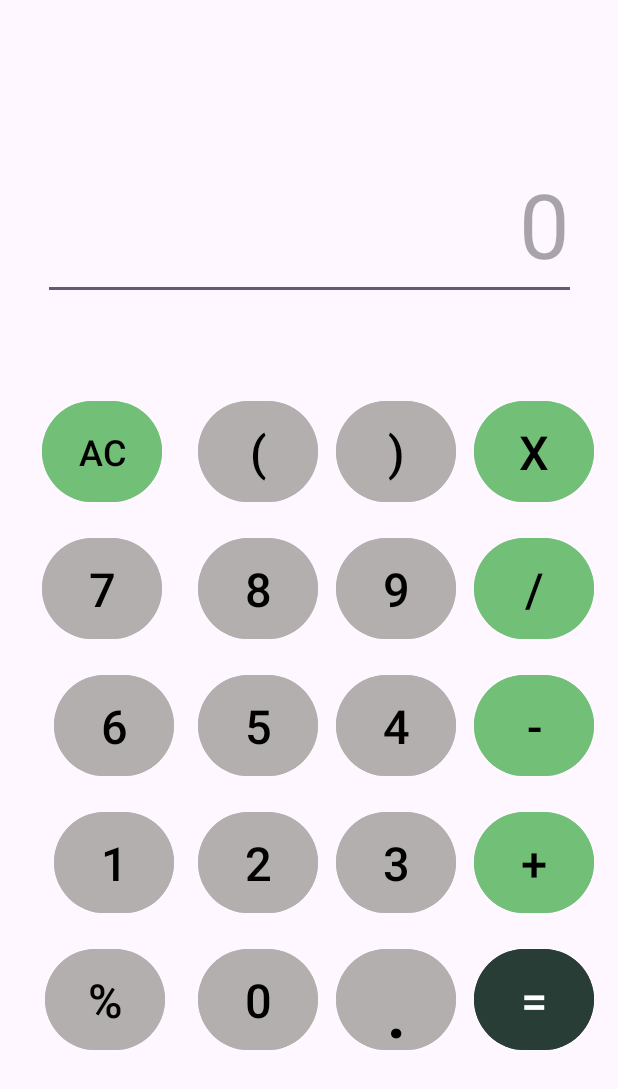
After one commit to ST10085670/BuggyBank, an Android app: the fragment CalculatorFragment shown on its own in the app's theme, on a phone screen of 412 x 824 dp. The commit adds this screen. Shown: the top 1089 px of the screen. Run offline under Robolectric (Android 15) with nearby library versions, the phone set to English and light mode, and no system bars.

Commit message:
Calculator layout complete

```diff
--- /dev/null
+++ b/app/src/main/java/vcmsa/projects/buggybank/CalculatorFragment.kt
@@ -0,0 +1,59 @@
+package vcmsa.projects.buggybank
+
+import android.os.Bundle
+import androidx.fragment.app.Fragment
+import android.view.LayoutInflater
+import android.view.View
+import android.view.ViewGroup
+
+// TODO: Rename parameter arguments, choose names that match
+// the fragment initialization parameters, e.g. ARG_ITEM_NUMBER
+private const val ARG_PARAM1 = "param1"
+private const val ARG_PARAM2 = "param2"
+
+/**
+ * A simple [Fragment] subclass.
+ * Use the [CalculatorFragment.newInstance] factory method to
+ * create an instance of this fragment.
+ */
+class CalculatorFragment : Fragment() {
+    // TODO: Rename and change types of parameters
+    private var param1: String? = null
+    private var param2: String? = null
+
+    override fun onCreate(savedInstanceState: Bundle?) {
+        super.onCreate(savedInstanceState)
+        arguments?.let {
+            param1 = it.getString(ARG_PARAM1)
+            param2 = it.getString(ARG_PARAM2)
+        }
+    }
+
+    override fun onCreateView(
+        inflater: LayoutInflater, container: ViewGroup?,
+        savedInstanceState: Bundle?
+    ): View? {
+        // Inflate the layout for this fragment
+        return inflater.inflate(R.layout.fragment_calculator, container, false)
+    }
+
+    companion object {
+        /**
+         * Use this factory method to create a new instance of
+         * this fragment using the provided parameters.
+         *
+         * @param param1 Parameter 1.
+         * @param param2 Parameter 2.
+         * @return A new instance of fragment CalculatorFragment.
+         */
+        // TODO: Rename and change types and number of parameters
+        @JvmStatic
+        fun newInstance(param1: String, param2: String) =
+            CalculatorFragment().apply {
+                arguments = Bundle().apply {
+                    putString(ARG_PARAM1, param1)
+                    putString(ARG_PARAM2, param2)
+                }
+            }
+    }
+}
--- /dev/null
+++ b/app/src/main/res/layout/fragment_calculator.xml
@@ -0,0 +1,308 @@
+<?xml version="1.0" encoding="utf-8"?>
+<androidx.constraintlayout.widget.ConstraintLayout xmlns:android="http://schemas.android.com/apk/res/android"
+    xmlns:app="http://schemas.android.com/apk/res-auto"
+    xmlns:tools="http://schemas.android.com/tools"
+    android:id="@+id/calculatorContainer"
+    android:layout_width="match_parent"
+    android:layout_height="match_parent"
+    tools:context=".CalculatorFragment">
+
+    <EditText
+        android:id="@+id/etCalcInput"
+        android:layout_width="355dp"
+        android:layout_height="88dp"
+        android:layout_marginTop="112dp"
+        android:ems="10"
+        android:hint="0"
+        android:inputType="numberDecimal"
+        android:textAlignment="textEnd"
+        android:textSize="60dp"
+        app:layout_constraintEnd_toEndOf="parent"
+        app:layout_constraintStart_toStartOf="parent"
+        app:layout_constraintTop_toTopOf="parent" />
+
+    <Button
+        android:id="@+id/btFour"
+        android:layout_width="80dp"
+        android:layout_height="75dp"
+        android:layout_marginEnd="12dp"
+        android:layout_marginBottom="16dp"
+        android:backgroundTint="#B3AFAF"
+        android:gravity="center"
+        android:text="4"
+        android:textColor="@color/black"
+        android:textSize="31dp"
+        app:layout_constraintBottom_toTopOf="@+id/btnThree"
+        app:layout_constraintEnd_toStartOf="@+id/btnMinus" />
+
+    <Button
+        android:id="@+id/btnPercentage"
+        android:layout_width="80dp"
+        android:layout_height="75dp"
+        android:layout_marginBottom="120dp"
+        android:backgroundTint="#B3AFAF"
+        android:gravity="center"
+        android:text="%"
+        android:textColor="@color/black"
+        android:textSize="31dp"
+        app:layout_constraintBottom_toBottomOf="parent"
+        app:layout_constraintEnd_toStartOf="@+id/btnZero"
+        app:layout_constraintHorizontal_bias="0.575"
+        app:layout_constraintStart_toStartOf="parent" />
+
+    <Button
+        android:id="@+id/btnMinus"
+        android:layout_width="80dp"
+        android:layout_height="75dp"
+        android:layout_marginEnd="16dp"
+        android:layout_marginBottom="16dp"
+        android:backgroundTint="@color/green"
+        android:gravity="center"
+        android:text="-"
+        android:textColor="@color/black"
+        android:textSize="31dp"
+        app:layout_constraintBottom_toTopOf="@+id/btnPlus"
+        app:layout_constraintEnd_toEndOf="parent" />
+
+    <Button
+        android:id="@+id/btnCloseBracket"
+        android:layout_width="80dp"
+        android:layout_height="75dp"
+        android:layout_marginEnd="12dp"
+        android:layout_marginBottom="16dp"
+        android:backgroundTint="#B3AFAF"
+        android:gravity="center"
+        android:text=")"
+        android:textColor="@color/black"
+        android:textSize="31dp"
+        app:layout_constraintBottom_toTopOf="@+id/btnNine"
+        app:layout_constraintEnd_toStartOf="@+id/btnMultiply" />
+
+    <Button
+        android:id="@+id/btnEquals"
+        android:layout_width="80dp"
+        android:layout_height="75dp"
+        android:layout_marginEnd="16dp"
+        android:layout_marginBottom="120dp"
+        android:backgroundTint="#283D36"
+        android:gravity="center"
+        android:text="="
+        android:textColor="@color/white"
+        android:textSize="31dp"
+        app:layout_constraintBottom_toBottomOf="parent"
+        app:layout_constraintEnd_toEndOf="parent" />
+
+    <Button
+        android:id="@+id/btnTwo"
+        android:layout_width="80dp"
+        android:layout_height="75dp"
+        android:layout_marginEnd="12dp"
+        android:layout_marginBottom="16dp"
+        android:backgroundTint="#B3AFAF"
+        android:gravity="center"
+        android:text="2"
+        android:textColor="@color/black"
+        android:textSize="31dp"
+        app:layout_constraintBottom_toTopOf="@+id/btnZero"
+        app:layout_constraintEnd_toStartOf="@+id/btnThree" />
+
+    <Button
+        android:id="@+id/btnOpenBracket"
+        android:layout_width="80dp"
+        android:layout_height="75dp"
+        android:layout_marginEnd="12dp"
+        android:layout_marginBottom="16dp"
+        android:backgroundTint="#B3AFAF"
+        android:gravity="center"
+        android:text="("
+        android:textColor="@color/black"
+        android:textSize="31dp"
+        app:layout_constraintBottom_toTopOf="@+id/btnEight"
+        app:layout_constraintEnd_toStartOf="@+id/btnCloseBracket" />
+
+    <Button
+        android:id="@+id/btnSeven"
+        android:layout_width="80dp"
+        android:layout_height="75dp"
+        android:layout_marginBottom="16dp"
+        android:backgroundTint="#B3AFAF"
+        android:gravity="center"
+        android:text="7"
+        android:textColor="@color/black"
+        android:textSize="31dp"
+        app:layout_constraintBottom_toTopOf="@+id/btnSix"
+        app:layout_constraintEnd_toStartOf="@+id/btnEight"
+        app:layout_constraintHorizontal_bias="0.535"
+        app:layout_constraintStart_toStartOf="parent" />
+
+    <Button
+        android:id="@+id/btnSix"
+        android:layout_width="80dp"
+        android:layout_height="75dp"
+        android:layout_marginEnd="16dp"
+        android:layout_marginBottom="16dp"
+        android:backgroundTint="#B3AFAF"
+        android:gravity="center"
+        android:text="6"
+        android:textColor="@color/black"
+        android:textSize="31dp"
+        app:layout_constraintBottom_toTopOf="@+id/btnOne"
+        app:layout_constraintEnd_toStartOf="@+id/btnFive" />
+
+    <Button
+        android:id="@+id/btnAC"
+        android:layout_width="80dp"
+        android:layout_height="75dp"
+        android:layout_marginBottom="16dp"
+        android:backgroundTint="@color/green"
+        android:gravity="center"
+        android:text="AC"
+        android:textColor="@color/black"
+        android:textSize="24dp"
+        app:layout_constraintBottom_toTopOf="@+id/btnSeven"
+        app:layout_constraintEnd_toStartOf="@+id/btnOpenBracket"
+        app:layout_constraintHorizontal_bias="0.535"
+        app:layout_constraintStart_toStartOf="parent" />
+
+    <Button
+        android:id="@+id/btnZero"
+        android:layout_width="80dp"
+        android:layout_height="75dp"
+        android:layout_marginEnd="12dp"
+        android:layout_marginBottom="120dp"
+        android:backgroundTint="#B3AFAF"
+        android:gravity="center"
+        android:text="0"
+        android:textColor="@color/black"
+        android:textSize="31dp"
+        app:layout_constraintBottom_toBottomOf="parent"
+        app:layout_constraintEnd_toStartOf="@+id/btnPoint" />
+
+    <Button
+        android:id="@+id/btnPoint"
+        android:layout_width="80dp"
+        android:layout_height="75dp"
+        android:layout_marginEnd="12dp"
+        android:layout_marginBottom="120dp"
+        android:backgroundTint="#B3AFAF"
+        android:gravity="center"
+        android:text="."
+        android:textColor="@color/black"
+        android:textSize="50dp"
+        app:layout_constraintBottom_toBottomOf="parent"
+        app:layout_constraintEnd_toStartOf="@+id/btnEquals" />
+
+    <Button
+        android:id="@+id/btnDivide"
+        android:layout_width="80dp"
+        android:layout_height="75dp"
+        android:layout_marginEnd="16dp"
+        android:layout_marginBottom="16dp"
+        android:backgroundTint="@color/green"
+        android:gravity="center"
+        android:text="/"
+        android:textColor="@color/black"
+        android:textSize="31dp"
+        app:layout_constraintBottom_toTopOf="@+id/btnMinus"
+        app:layout_constraintEnd_toEndOf="parent" />
+
+    <Button
+        android:id="@+id/btnThree"
+        android:layout_width="80dp"
+        android:layout_height="75dp"
+        android:layout_marginEnd="12dp"
+        android:layout_marginBottom="16dp"
+        android:backgroundTint="#B3AFAF"
+        android:gravity="center"
+        android:text="3"
+        android:textColor="@color/black"
+        android:textSize="31dp"
+        app:layout_constraintBottom_toTopOf="@+id/btnPoint"
+        app:layout_constraintEnd_toStartOf="@+id/btnPlus" />
+
+    <Button
+        android:id="@+id/btnPlus"
+        android:layout_width="80dp"
+        android:layout_height="75dp"
+        android:layout_marginEnd="16dp"
+        android:layout_marginBottom="16dp"
+        android:backgroundTint="@color/green"
+        android:gravity="center"
+        android:text="+"
+        android:textColor="@color/black"
+        android:textSize="31dp"
+        app:layout_constraintBottom_toTopOf="@+id/btnEquals"
+        app:layout_constraintEnd_toEndOf="parent" />
+
+    <Button
+        android:id="@+id/btnOne"
+        android:layout_width="80dp"
+        android:layout_height="75dp"
+        android:layout_marginEnd="16dp"
+        android:layout_marginBottom="16dp"
+        android:backgroundTint="#B3AFAF"
+        android:gravity="center"
+        android:text="1"
+        android:textColor="@color/black"
+        android:textSize="31dp"
+        app:layout_constraintBottom_toTopOf="@+id/btnPercentage"
+        app:layout_constraintEnd_toStartOf="@+id/btnTwo" />
+
+    <Button
+        android:id="@+id/btnEight"
+        android:layout_width="80dp"
+        android:layout_height="75dp"
+        android:layout_marginEnd="12dp"
+        android:layout_marginBottom="16dp"
+        android:backgroundTint="#B3AFAF"
+        android:gravity="center"
+        android:text="8"
+        android:textColor="@color/black"
+        android:textSize="31dp"
+        app:layout_constraintBottom_toTopOf="@+id/btnFive"
+        app:layout_constraintEnd_toStartOf="@+id/btnNine" />
+
+    <Button
+        android:id="@+id/btnFive"
+        android:layout_width="80dp"
+        android:layout_height="75dp"
+        android:layout_marginEnd="12dp"
+        android:layout_marginBottom="16dp"
+        android:backgroundTint="#B3AFAF"
+        android:gravity="center"
+        android:text="5"
+        android:textColor="@color/black"
+        android:textSize="31dp"
+        app:layout_constraintBottom_toTopOf="@+id/btnTwo"
+        app:layout_constraintEnd_toStartOf="@+id/btFour" />
+
+    <Button
+        android:id="@+id/btnNine"
+        android:layout_width="80dp"
+        android:layout_height="75dp"
+        android:layout_marginEnd="12dp"
+        android:layout_marginBottom="16dp"
+        android:backgroundTint="#B3AFAF"
+        android:gravity="center"
+        android:text="9"
+        android:textColor="@color/black"
+        android:textSize="31dp"
+        app:layout_constraintBottom_toTopOf="@+id/btFour"
+        app:layout_constraintEnd_toStartOf="@+id/btnDivide" />
+
+    <Button
+        android:id="@+id/btnMultiply"
+        android:layout_width="80dp"
+        android:layout_height="75dp"
+        android:layout_marginEnd="16dp"
+        android:layout_marginBottom="16dp"
+        android:backgroundTint="@color/green"
+        android:gravity="center"
+        android:text="X"
+        android:textColor="@color/black"
+        android:textSize="31dp"
+        app:layout_constraintBottom_toTopOf="@+id/btnDivide"
+        app:layout_constraintEnd_toEndOf="parent" />
+
+
+</androidx.constraintlayout.widget.ConstraintLayout>
--- a/app/src/main/res/values/colors.xml
+++ b/app/src/main/res/values/colors.xml
@@ -5,4 +5,5 @@
     <color  name="green">#72BF78</color>
     <color name="light_green">#A0D683</color>
     <color name="back_green">#F0FFCE</color>
+    <color name="dark_green">#283D36</color>
 </resources>
```
